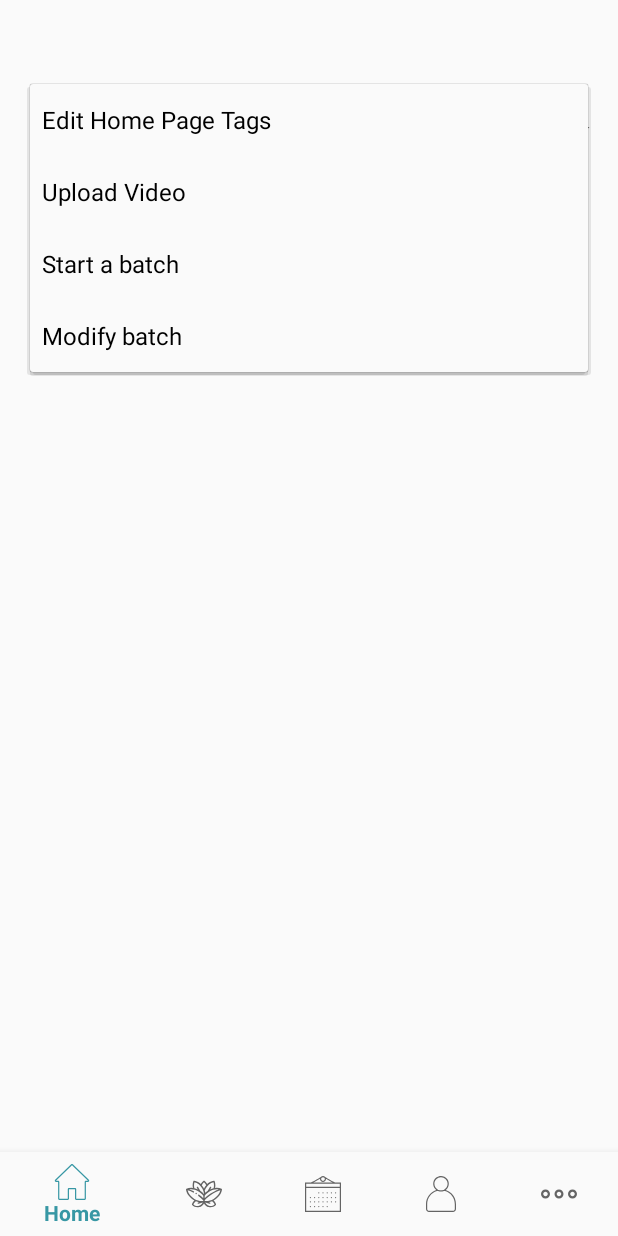
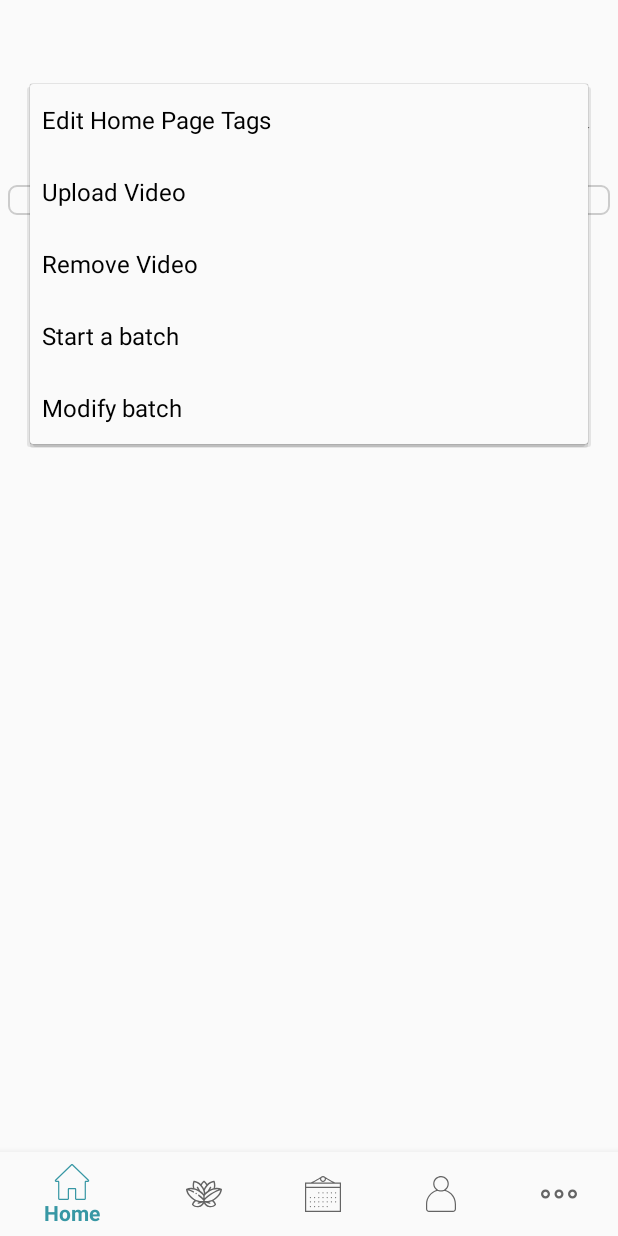
Before and after one commit to LavnokLabs/Yuj, an Android app: the AdminActivity screen opened directly, with no data from a screen before it, after a tap on "Edit Home Page Tags", on a phone screen of 412 x 824 dp. Run offline under Robolectric (Android 15) with nearby library versions, the phone set to English and light mode, and no system bars.

Commit message:
Edit home page tag changes

```diff
--- a/app/build.gradle
+++ b/app/build.gradle
@@ -36,4 +36,5 @@ dependencies {
     implementation 'com.google.firebase:firebase-auth:19.3.1'
     implementation 'com.google.firebase:firebase-database:19.3.0'
     compile files('libs/YouTubeAndroidPlayerApi.jar')
+    implementation 'com.hbb20:ccp:2.4.0'
 }
--- a/app/src/main/java/com/lavnok/yuj/AdminActivity.java
+++ b/app/src/main/java/com/lavnok/yuj/AdminActivity.java
@@ -3,11 +3,9 @@ package com.lavnok.yuj;
 import android.os.Bundle;
 
 import com.google.android.material.bottomnavigation.BottomNavigationView;
-import com.google.android.material.floatingactionbutton.FloatingActionButton;
-import com.google.android.material.snackbar.Snackbar;
+import com.lavnok.yuj.ui.admin.AddVideosFragment;
 
 import androidx.appcompat.app.AppCompatActivity;
-import androidx.appcompat.widget.Toolbar;
 import androidx.fragment.app.FragmentTransaction;
 
 import android.view.View;
@@ -17,8 +15,9 @@ import android.widget.Spinner;
 import android.widget.Toast;
 
 public class AdminActivity extends AppCompatActivity {
-    String AdminConfigEnum[]={"Edit Home Page Tags","Upload Video","Start a batch","Modify batch"};
+    String AdminConfigEnum[] = {"Edit Home Page Tags", "Upload Video", "Remove Video", "Start a batch", "Modify batch"};
     Spinner spin;
+
     @Override
     protected void onCreate(Bundle savedInstanceState) {
         super.onCreate(savedInstanceState);
@@ -28,7 +27,7 @@ public class AdminActivity extends AppCompatActivity {
 
         spin = (Spinner) findViewById(R.id.spinner);
 
-        ArrayAdapter aa = new ArrayAdapter(this,android.R.layout.simple_spinner_item,AdminConfigEnum);
+        ArrayAdapter aa = new ArrayAdapter(this, android.R.layout.simple_spinner_item, AdminConfigEnum);
         aa.setDropDownViewResource(android.R.layout.simple_spinner_dropdown_item);
         //Setting the ArrayAdapter data on the Spinner
         spin.setAdapter(aa);
@@ -36,18 +35,25 @@ public class AdminActivity extends AppCompatActivity {
         spin.setOnItemSelectedListener(new AdapterView.OnItemSelectedListener() {
             @Override
             public void onItemSelected(AdapterView<?> parent, View view, int position, long id) {
-                Toast.makeText(getApplicationContext(),AdminConfigEnum[position] , Toast.LENGTH_LONG).show();
-                switch (position){
+                Toast.makeText(getApplicationContext(), AdminConfigEnum[position], Toast.LENGTH_LONG).show();
+                switch (position) {
                     case 0:
+                        FragmentTransaction transaction0 = getSupportFragmentManager().beginTransaction();
+                        EditHomePageTagsFragment newFrag0 = new EditHomePageTagsFragment();
+                        transaction0.replace(R.id.fragmentLayout, newFrag0);
+                        transaction0.addToBackStack(null);
+                        transaction0.commit();
                         break;
                     case 1:
-                        FragmentTransaction transaction = getSupportFragmentManager().beginTransaction();
-                        AddVideosFragment newFrag=new AddVideosFragment();
-                        transaction.replace(R.id.fragmentLayout,newFrag);
-                        transaction.addToBackStack(null);
-                        transaction.commit();
+                        FragmentTransaction transaction1 = getSupportFragmentManager().beginTransaction();
+                        AddVideosFragment newFrag1 = new AddVideosFragment();
+                        transaction1.replace(R.id.fragmentLayout, newFrag1);
+                        transaction1.addToBackStack(null);
+                        transaction1.commit();
                         break;
                     case 2:
+                        break;
+                    default:
                         break;
                 }
             }
--- a/app/src/main/java/com/lavnok/yuj/ConfigureProfileActivity.java
+++ b/app/src/main/java/com/lavnok/yuj/ConfigureProfileActivity.java
@@ -42,7 +42,7 @@ public class ConfigureProfileActivity extends AppCompatActivity {
     ImageView imAvatar;
     Button btUpload, btRegister, btVerify;
     FirebaseUser user;
-    String MyPREFERENCES="com.lavnok.labs.yougapp.sharedpref";
+    String MyPREFERENCES="com.lavnok.yuj.sharedpref";
 
     private DatabaseReference mDatabase;
 
--- /dev/null
+++ b/app/src/main/java/com/lavnok/yuj/EditHomePageTagsFragment.java
@@ -0,0 +1,34 @@
+package com.lavnok.yuj;
+
+
+import android.os.Bundle;
+
+import androidx.fragment.app.Fragment;
+
+import android.view.LayoutInflater;
+import android.view.View;
+import android.view.ViewGroup;
+import android.widget.LinearLayout;
+import android.widget.TextView;
+
+
+/**
+ * A simple {@link Fragment} subclass.
+ */
+public class EditHomePageTagsFragment extends Fragment {
+    LinearLayout llleft,llright;
+    @Override
+    public View onCreateView(LayoutInflater inflater, ViewGroup container,
+                             Bundle savedInstanceState) {
+        // Inflate the layout for this fragment
+        View root = inflater.inflate(R.layout.fragment_edithomepagetags, container, false);
+        //Initiali
+        generateLayout();
+        return root;
+    }
+
+    public void generateLayout(){
+
+    }
+
+}
--- /dev/null
+++ b/app/src/main/res/drawable/customborder.xml
@@ -0,0 +1,6 @@
+<?xml version="1.0" encoding="UTF-8"?>
+<shape xmlns:android="http://schemas.android.com/apk/res/android" android:shape="rectangle">
+    <corners android:radius="5dp"/>
+    <padding android:left="10dp" android:right="10dp" android:top="10dp" android:bottom="10dp"/>
+    <stroke android:width="1dp" android:color="#CCCCCC"/>
+</shape>
--- a/app/src/main/res/layout/fragment_add_videos.xml
+++ b/app/src/main/res/layout/fragment_add_videos.xml
@@ -4,7 +4,7 @@
     android:layout_width="match_parent"
     android:layout_height="match_parent"
     android:padding="20dp"
-    tools:context=".AddVideosFragment">
+    tools:context=".ui.admin.AddVideosFragment">
 
 
     <TableLayout
--- /dev/null
+++ b/app/src/main/res/layout/fragment_edithomepagetags.xml
@@ -0,0 +1,52 @@
+<?xml version="1.0" encoding="utf-8"?>
+<FrameLayout xmlns:android="http://schemas.android.com/apk/res/android"
+    xmlns:tools="http://schemas.android.com/tools"
+    android:layout_width="match_parent"
+    android:layout_height="match_parent"
+    android:layout_margin="5dp"
+    tools:context=".EditHomePageTagsFragment">
+
+    <!-- TODO: Update blank fragment layout -->
+<LinearLayout
+    android:layout_width="match_parent"
+    android:layout_height="match_parent"
+    android:orientation="horizontal">
+    <LinearLayout
+        android:layout_width="match_parent"
+        android:layout_height="wrap_content"
+        android:layout_weight="1"
+        android:orientation="vertical"
+        android:background="@drawable/customborder">
+
+        <ScrollView
+            android:layout_width="match_parent"
+            android:layout_height="match_parent">
+
+            <LinearLayout
+                android:layout_width="match_parent"
+                android:layout_height="wrap_content"
+                android:orientation="vertical">
+
+
+            </LinearLayout>
+        </ScrollView>
+    </LinearLayout>
+    <LinearLayout
+        android:layout_width="match_parent"
+        android:layout_height="wrap_content"
+        android:layout_weight="1"
+        android:orientation="vertical"
+        android:background="@drawable/customborder">
+
+        <ScrollView
+            android:layout_width="match_parent"
+            android:layout_height="match_parent">
+
+            <LinearLayout
+                android:layout_width="match_parent"
+                android:layout_height="wrap_content"
+                android:orientation="vertical" />
+        </ScrollView>
+    </LinearLayout>
+</LinearLayout>
+</FrameLayout>
```
Also changed, not shown: app/src/main/java/com/lavnok/yuj/LoginActivity.java (+52 -42 lines), app/src/main/java/com/lavnok/yuj/data/Videos.java (+8 -3 lines), app/src/main/java/com/lavnok/yuj/ui/admin/AddVideosFragment.java (renamed from app/src/main/java/com/lavnok/yuj/AddVideosFragment.java, +91 -45 lines), app/src/main/java/com/lavnok/yuj/ui/more/MoreFragment.java (+0 -9 lines), app/src/main/java/com/lavnok/yuj/utils/ImageLoadTask.java (+11 -15 lines), app/src/main/res/layout/activity_login.xml (+35 -19 lines).
